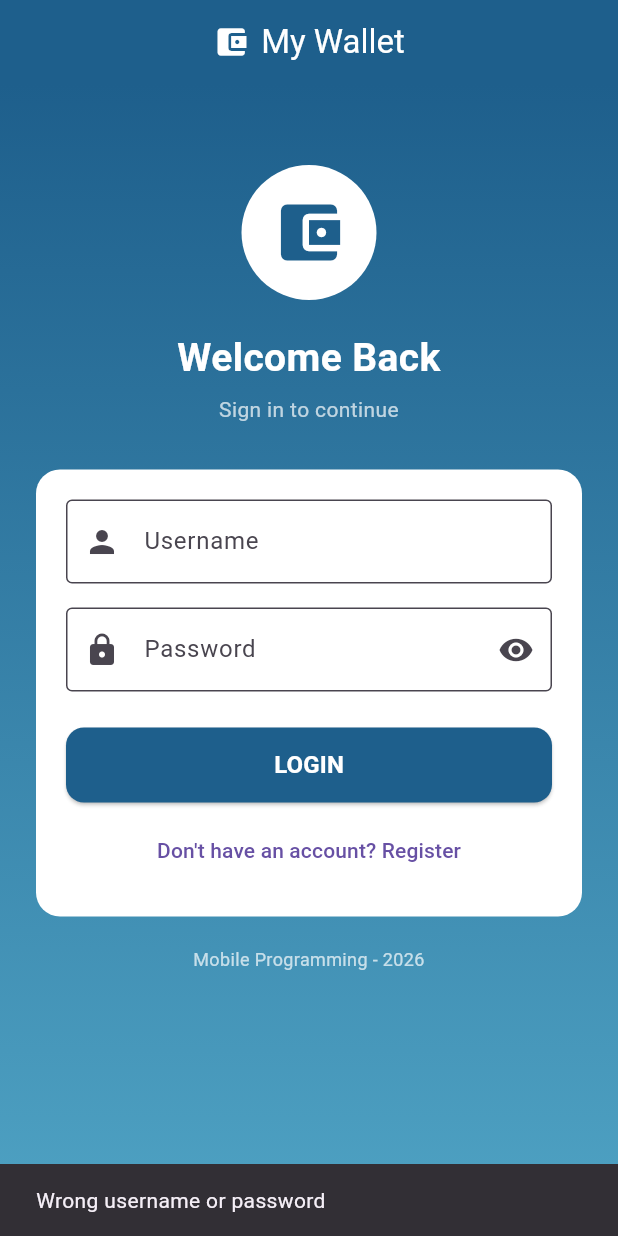
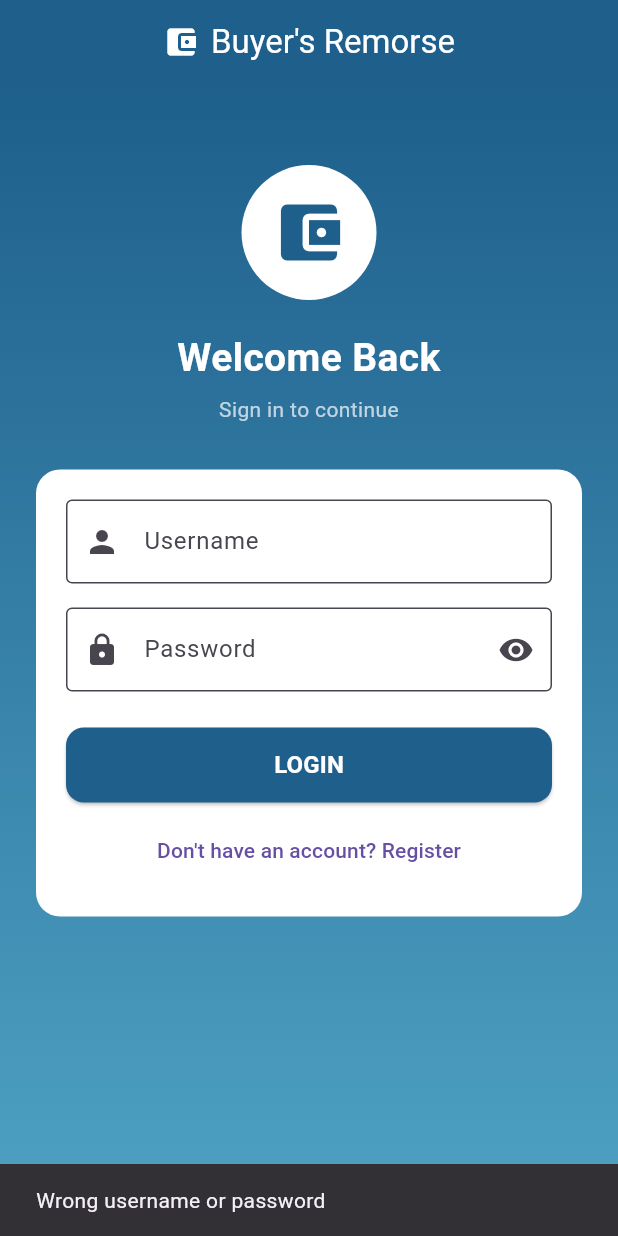
Before and after one commit to Tammam-Alhadwah/buyers-remorse, a Flutter app: the screen it shows after launch, after a tap on "LOGIN", on a phone screen of 412 x 824 dp. Run offline on Flutter 3.47's test engine with Material 3 defaults, Android fonts, the phone set to English and light mode, and no system bars; our stand-ins replace sqflite; accounts and stored records are empty.

Commit message:
2nd commit - laziest commit message writing right here

```diff
--- a/lib/database/database_helper.dart
+++ b/lib/database/database_helper.dart
@@ -44,10 +44,6 @@ class DatabaseHelper {
 
   // -------------------------------------------------------------------------
   // CREATING THE TABLES
-  //
-  // IMPORTANT: runs only ONE TIME, when the file is created. If you edit the
-  // CREATE TABLE lines after running the app, nothing changes until you call
-  // deleteEverything() (bottom of this file) or uninstall the app.
   // -------------------------------------------------------------------------
   Future<void> _createTables(Database db, int version) async {
     // ---- USERS table (used now, in Task 1) ----
@@ -65,34 +61,40 @@ class DatabaseHelper {
     await db.insert('users', {'username': 'Karam', 'password': 'Karam123', 'full_name': 'Karam Kanaan'});
 
 
-     await db.execute('''
-       CREATE TABLE expenses (
-         id       INTEGER PRIMARY KEY AUTOINCREMENT,
-         title    TEXT NOT NULL,
-         amount   REAL NOT NULL,
-         category TEXT NOT NULL,
-         date     TEXT NOT NULL
+    await db.execute('''
+       CREATE TABLE categories (
+         id         INTEGER PRIMARY KEY AUTOINCREMENT,
+         name       TEXT NOT NULL,
+         icon       TEXT,
+         color      TEXT
        )
      ''');
 
-     await db.execute('''
+
+    await db.execute('''
        CREATE TABLE incomes (
-         id     INTEGER PRIMARY KEY AUTOINCREMENT,
-         title  TEXT NOT NULL,
-         amount REAL NOT NULL,
-         source TEXT NOT NULL,
-         date   TEXT NOT NULL
+         id          INTEGER PRIMARY KEY AUTOINCREMENT,
+         title       TEXT,
+         amount      REAL,
+         income_date DATE,
+         notes       TEXT
        )
      ''');
 
+
      await db.execute('''
-       CREATE TABLE categories (
-         id         INTEGER PRIMARY KEY AUTOINCREMENT,
-         name       TEXT NOT NULL,
-         iconCode   INTEGER NOT NULL,
-         colorValue INTEGER NOT NULL
+       CREATE TABLE expenses (
+         id           INTEGER PRIMARY KEY AUTOINCREMENT,
+         title        TEXT,
+         amount       REAL,
+         expense_date DATE,
+         category_id  INTEGER,
+         notes        TEXT,
+         FOREIGN KEY(category_id)
+         REFERENCES categories(id)
        )
      ''');
+
   }
 
   // =========================================================================
--- a/lib/screens/login_screen.dart
+++ b/lib/screens/login_screen.dart
@@ -37,7 +37,6 @@ class _LoginScreenState extends State<LoginScreen> {
   }
 
   // Runs when the LOGIN button is pressed.
-  // Runs when the LOGIN button is pressed.
   Future<void> login() async {
     // Ask the database if this username + password exist.
     // First call also opens the DB and seeds the accounts automatically.
@@ -45,9 +44,6 @@ class _LoginScreenState extends State<LoginScreen> {
       usernameController.text,
       passwordController.text,
     );
-
-    // After an await, the screen might have closed. This guard prevents a
-    // crash/warning when we use `context` below. Always do this after await.
     if (!mounted) return;
 
     if (user == null) {
@@ -109,8 +105,6 @@ class _LoginScreenState extends State<LoginScreen> {
                 size: 50,
                 color: kPrimaryColor,
               ),
-              // For a real image instead:
-              //   backgroundImage: AssetImage('assets/images/logo.png'),
             ),
 
             const SizedBox(height: 20),
@@ -204,12 +198,6 @@ class _LoginScreenState extends State<LoginScreen> {
             ),
 
             const SizedBox(height: 20),
-
-            const Text(
-              'Mobile Programming - 2026',
-              textAlign: TextAlign.center,
-              style: TextStyle(color: Colors.white70, fontSize: 12),
-            ),
           ],
         ),
       ),
--- a/lib/utils/constants.dart
+++ b/lib/utils/constants.dart
@@ -7,7 +7,7 @@
 import 'package:flutter/material.dart';
 
 // -------- TEXT --------
-const String kAppName = 'My Wallet';
+const String kAppName = "Buyer's Remorse";
 
 // -------- COLORS --------
 // 0xFF means "fully visible", then the 6-digit hex color.
```
